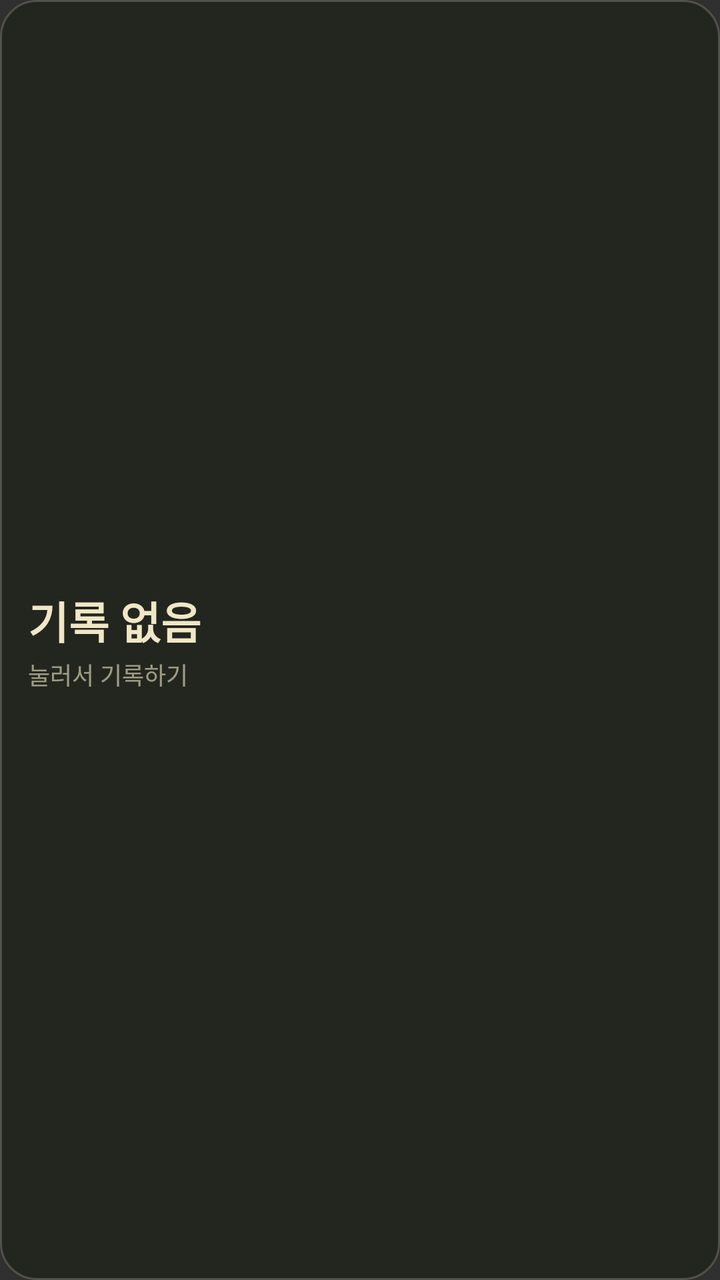
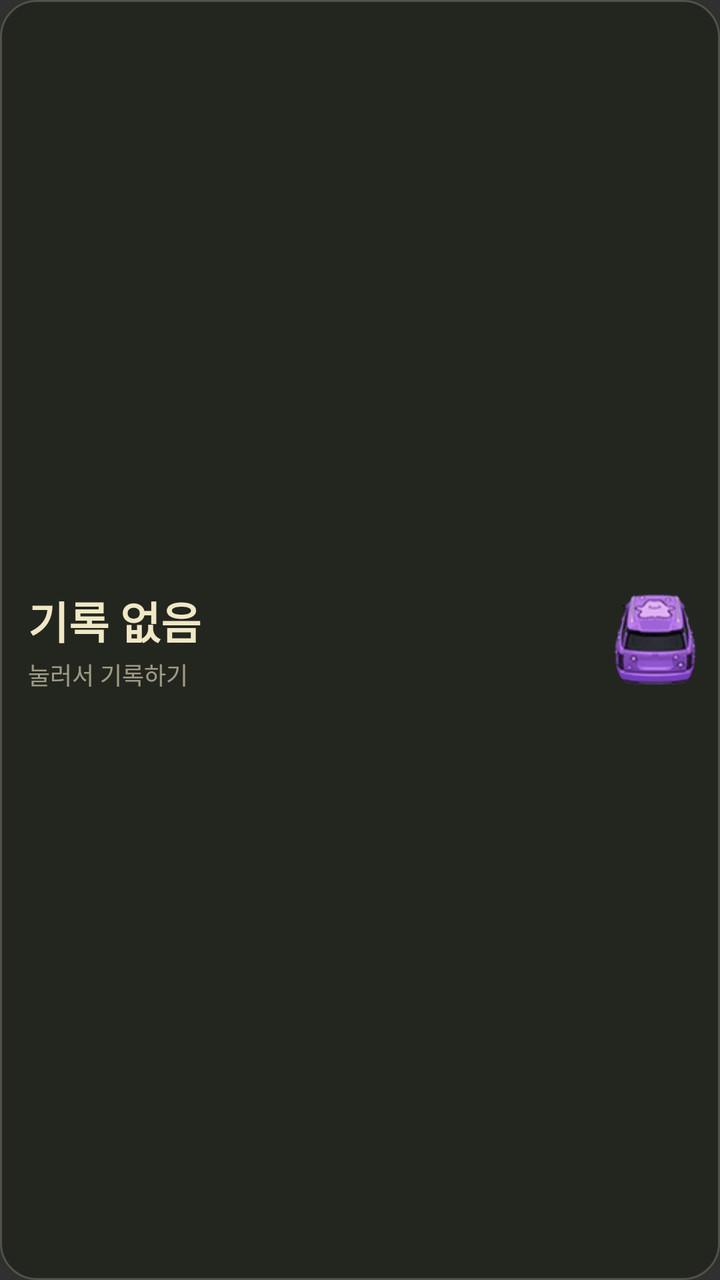

Two renders of the same Android screen: before a commit and after it. Below are the layout's source before the change and the commit's diff.
<!-- AndroidManifest.xml: application theme android:Theme.Material.NoActionBar -->
<!-- res/layout/widget_parking.xml -->
<?xml version="1.0" encoding="utf-8"?>
<LinearLayout xmlns:android="http://schemas.android.com/apk/res/android"
    android:id="@+id/widget_root"
    android:layout_width="match_parent"
    android:layout_height="match_parent"
    android:orientation="vertical"
    android:gravity="center_vertical"
    android:background="@drawable/widget_bg"
    android:padding="14dp">

    <TextView
        android:id="@+id/widget_spot"
        android:layout_width="wrap_content"
        android:layout_height="wrap_content"
        android:text="기록 없음"
        android:textColor="#F0E7C6"
        android:textSize="22sp"
        android:textStyle="bold"
        android:maxLines="1"
        android:ellipsize="end" />

    <TextView
        android:id="@+id/widget_ago"
        android:layout_width="wrap_content"
        android:layout_height="wrap_content"
        android:layout_marginTop="2dp"
        android:text="눌러서 기록하기"
        android:textColor="#99F0E7C6"
        android:textSize="12sp"
        android:maxLines="1"
        android:ellipsize="end" />

</LinearLayout>
<!-- resources referenced by this layout -->
<resources>
  <!-- drawable widget_bg (drawable) -->
  <?xml version="1.0" encoding="utf-8"?>
  <shape xmlns:android="http://schemas.android.com/apk/res/android"
      android:shape="rectangle">
      <solid android:color="#23261F" />
      <corners android:radius="18dp" />
      <stroke android:width="1dp" android:color="#33F0E7C6" />
  </shape>
</resources>

<!-- the commit's change to res/layout/widget_parking.xml (unified diff, before → after) -->
@@ -3,31 +3,54 @@
     android:id="@+id/widget_root"
     android:layout_width="match_parent"
     android:layout_height="match_parent"
-    android:orientation="vertical"
+    android:orientation="horizontal"
     android:gravity="center_vertical"
     android:background="@drawable/widget_bg"
-    android:padding="14dp">
+    android:paddingStart="14dp"
+    android:paddingEnd="12dp"
+    android:paddingTop="10dp"
+    android:paddingBottom="10dp">
 
-    <TextView
-        android:id="@+id/widget_spot"
+    
+    <LinearLayout
+        android:layout_width="0dp"
+        android:layout_height="wrap_content"
+        android:layout_weight="1"
+        android:orientation="vertical">
+
+        <TextView
+            android:id="@+id/widget_spot"
+            android:layout_width="wrap_content"
+            android:layout_height="wrap_content"
+            android:text="기록 없음"
+            android:textColor="#F0E7C6"
+            android:textSize="22sp"
+            android:textStyle="bold"
+            android:maxLines="1"
+            android:ellipsize="end" />
+
+        <TextView
+            android:id="@+id/widget_ago"
+            android:layout_width="wrap_content"
+            android:layout_height="wrap_content"
+            android:layout_marginTop="2dp"
+            android:text="눌러서 기록하기"
+            android:textColor="#99F0E7C6"
+            android:textSize="12sp"
+            android:maxLines="1"
+            android:ellipsize="end" />
+    </LinearLayout>
+
+    
+    <ImageView
+        android:id="@+id/widget_car"
         android:layout_width="wrap_content"
-        android:layout_height="wrap_content"
-        android:text="기록 없음"
-        android:textColor="#F0E7C6"
-        android:textSize="22sp"
-        android:textStyle="bold"
-        android:maxLines="1"
-        android:ellipsize="end" />
-
-    <TextView
-        android:id="@+id/widget_ago"
-        android:layout_width="wrap_content"
-        android:layout_height="wrap_content"
-        android:layout_marginTop="2dp"
-        android:text="눌러서 기록하기"
-        android:textColor="#99F0E7C6"
-        android:textSize="12sp"
-        android:maxLines="1"
-        android:ellipsize="end" />
+        android:layout_height="match_parent"
+        android:layout_marginStart="10dp"
+        android:adjustViewBounds="true"
+        android:maxWidth="41dp"
+        android:scaleType="fitCenter"
+        android:src="@drawable/kosiki_car"
+        android:contentDescription="@string/car_desc" />
 
 </LinearLayout>
<!-- resource entries referenced after the edit -->
@@ -1,5 +1,6 @@
 <!-- resources referenced by this layout -->
 <resources>
+  <!-- drawable kosiki_car: png bitmap (drawable-xxxhdpi, 21385 bytes) -->
   <!-- drawable widget_bg (drawable) -->
   <?xml version="1.0" encoding="utf-8"?>
   <shape xmlns:android="http://schemas.android.com/apk/res/android"
@@ -8,5 +9,6 @@
       <corners android:radius="18dp" />
       <stroke android:width="1dp" android:color="#33F0E7C6" />
   </shape>
+  <string name="car_desc">코식이 차</string>
 </resources>
 
